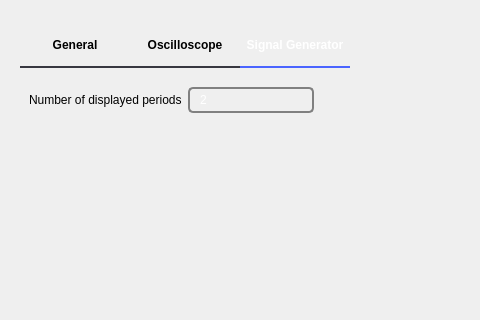
analogdevicesinc/scopy, file ui/preferences.ui: the form before one commit; both pictures show x 0 to 480 and y 0 to 320 of the 963 by 661 pixel window.
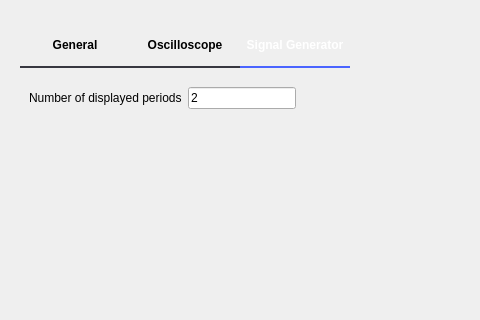
The form after the commit. Custom widgets are drawn as their Qt base class.

Commit message:
ui/preferences.ui: remove QLineEdit stylesheet
The stylesheet parts that don't refer to the functionality of the
QLineEdit were removed so they don't override global.qss

Diff of the .ui file:
```diff
--- a/ui/preferences.ui
+++ b/ui/preferences.ui
@@ -295,17 +295,7 @@
                </sizepolicy>
               </property>
               <property name="styleSheet">
-               <string notr="true">QLineEdit {
-height: 22px;
-color: white;
-font-family: &quot;monospace&quot; 12;
-border: 2px solid;
-border-color: grey;
-border-radius: 5px;
-padding: 0 8px;
-background: transparent;
-selection-background-color: darkgray;
-}
+               <string notr="true">
 QLineEdit[invalid=true] {
 border-color: red;
 color: red;
```
